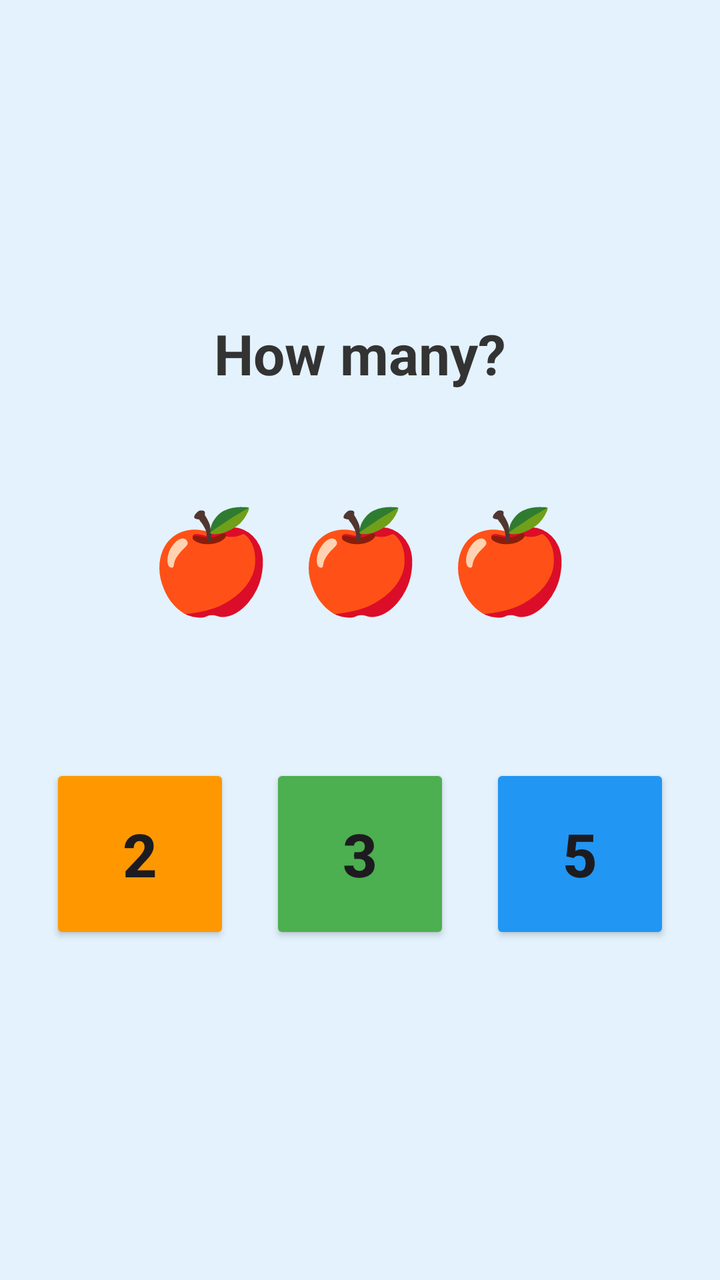
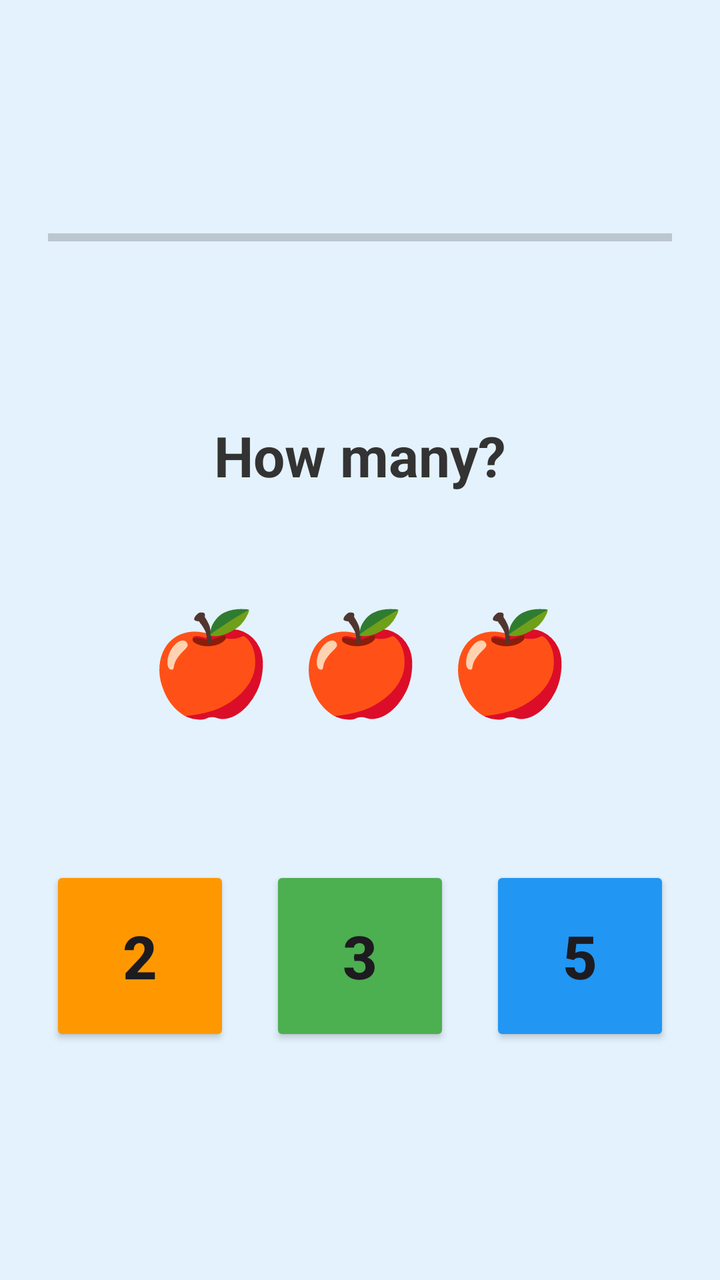

Compare the two renders of this Android layout. The source of the first and the diff that turns it into the second are given below.
<!-- AndroidManifest.xml: application theme Theme.Numbers -->
<!-- res/layout/activity_game.xml -->
<?xml version="1.0" encoding="utf-8"?>
<LinearLayout xmlns:android="http://schemas.android.com/apk/res/android"
    xmlns:app="http://schemas.android.com/apk/res-auto"
    android:id="@+id/game"
    android:layout_width="match_parent"
    android:layout_height="match_parent"
    android:orientation="vertical"
    android:gravity="center"
    android:padding="24dp"
    android:background="#E3F2FD">

    <TextView
        android:id="@+id/tvTitle"
        android:layout_width="wrap_content"
        android:layout_height="wrap_content"
        android:text="How many?"
        android:textSize="28sp"
        android:textStyle="bold"
        android:textColor="#333333"
        android:layout_marginBottom="50dp" />

    <TextView
        android:id="@+id/tvQuestion"
        android:layout_width="match_parent"
        android:layout_height="wrap_content"
        android:text="🍎 🍎 🍎"
        android:textSize="50sp"
        android:gravity="center"
        android:layout_marginBottom="60dp" />

    <LinearLayout
        android:layout_width="match_parent"
        android:layout_height="wrap_content"
        android:orientation="horizontal"
        android:gravity="center">

        <Button
            android:id="@+id/btnOption1"
            android:layout_width="90dp"
            android:layout_height="90dp"
            android:layout_margin="10dp"
            android:text="2"
            android:textSize="30sp"
            android:textStyle="bold"
            android:backgroundTint="#FF9800"
            app:cornerRadius="45dp" />
        <Button
            android:id="@+id/btnOption2"
            android:layout_width="90dp"
            android:layout_height="90dp"
            android:layout_margin="10dp"
            android:text="3"
            android:textSize="30sp"
            android:textStyle="bold"
            android:backgroundTint="#4CAF50"
            app:cornerRadius="45dp" />

        <Button
            android:id="@+id/btnOption3"
            android:layout_width="90dp"
            android:layout_height="90dp"
            android:layout_margin="10dp"
            android:text="5"
            android:textSize="30sp"
            android:textStyle="bold"
            android:backgroundTint="#2196F3"
            app:cornerRadius="45dp" />

    </LinearLayout>

</LinearLayout>
<!-- resources referenced by this layout -->
<resources>
  <style name="Theme.Numbers" parent="Base.Theme.Numbers" />
  <style name="Base.Theme.Numbers" parent="Theme.Material3.DayNight.NoActionBar">
          
          
      </style>
</resources>

<!-- the commit's change to res/layout/activity_game.xml (unified diff, before → after) -->
@@ -8,6 +8,27 @@
     android:gravity="center"
     android:padding="24dp"
     android:background="#E3F2FD">
+
+    <ProgressBar
+        android:id="@+id/streak"
+        style="?android:attr/progressBarStyleHorizontal"
+        android:layout_width="match_parent"
+        android:layout_height="24dp"
+        android:max="5"
+        android:progress="0"
+        android:progressTint="#FF9800"
+        android:backgroundTint="#FFFFFF"
+        android:layout_marginBottom="30dp" />
+
+    <TextView
+        android:id="@+id/tvCombo"
+        android:layout_width="wrap_content"
+        android:layout_height="wrap_content"
+        android:text=""
+        android:textSize="24sp"
+        android:textStyle="bold"
+        android:textColor="#FF5722"
+        android:layout_marginBottom="16dp" />
 
     <TextView
         android:id="@+id/tvTitle"
